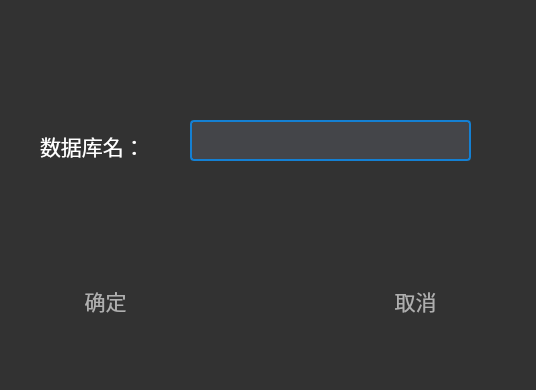
First picture: the form in DBtraining/dropdb.ui, repository 2023XDProject/DBMS2.0, before the edit.
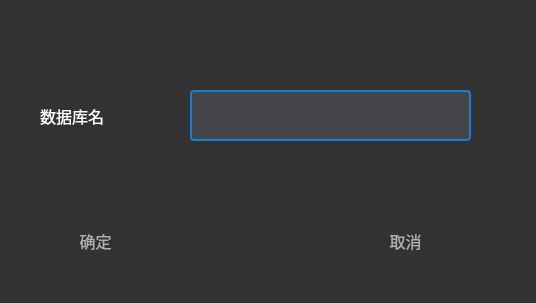
Second picture: the form after the edit. Icons and pictures are not drawn.

```diff
--- a/DBtraining/dropdb.ui
+++ b/DBtraining/dropdb.ui
@@ -7,7 +7,7 @@
     <x>0</x>
     <y>0</y>
     <width>536</width>
-    <height>390</height>
+    <height>303</height>
    </rect>
   </property>
   <property name="windowTitle">
@@ -20,7 +20,7 @@
    <property name="geometry">
     <rect>
      <x>40</x>
-     <y>100</y>
+     <y>70</y>
      <width>211</width>
      <height>91</height>
     </rect>
@@ -28,25 +28,31 @@
    <property name="font">
     <font>
      <family>幼圆</family>
-     <pointsize>16</pointsize>
+     <pointsize>12</pointsize>
     </font>
    </property>
    <property name="styleSheet">
     <string notr="true">color: rgb(255, 255, 255);</string>
    </property>
    <property name="text">
-    <string>数据库名：</string>
+    <string>数据库名</string>
    </property>
   </widget>
   <widget class="QLineEdit" name="lineEdit">
    <property name="geometry">
     <rect>
      <x>190</x>
-     <y>120</y>
+     <y>90</y>
      <width>281</width>
-     <height>41</height>
+     <height>51</height>
     </rect>
    </property>
+   <property name="font">
+    <font>
+     <family>Arial</family>
+     <pointsize>10</pointsize>
+    </font>
+   </property>
    <property name="styleSheet">
     <string notr="true">background: rgb(68, 69, 73);
 border-radius:4px;
@@ -58,8 +64,8 @@
   <widget class="QPushButton" name="pushButton">
    <property name="geometry">
     <rect>
-     <x>40</x>
-     <y>270</y>
+     <x>30</x>
+     <y>210</y>
      <width>131</width>
      <height>61</height>
     </rect>
@@ -67,7 +73,7 @@
    <property name="font">
     <font>
      <family>幼圆</family>
-     <pointsize>16</pointsize>
+     <pointsize>12</pointsize>
     </font>
    </property>
    <property name="styleSheet">
@@ -87,8 +93,8 @@
   <widget class="QPushButton" name="pushButton_2">
    <property name="geometry">
     <rect>
-     <x>350</x>
-     <y>270</y>
+     <x>340</x>
+     <y>210</y>
      <width>131</width>
      <height>61</height>
     </rect>
@@ -96,7 +102,7 @@
    <property name="font">
     <font>
      <family>幼圆</family>
-     <pointsize>16</pointsize>
+     <pointsize>12</pointsize>
     </font>
    </property>
    <property name="styleSheet">
```
